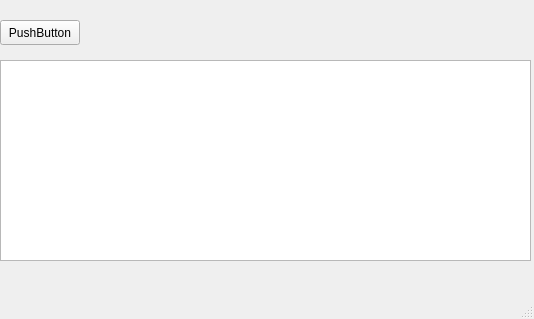
The window that form/ui/frmMain.ui (CcphAmy/wy-ocr) describes before a commit, drawn with Qt 5.
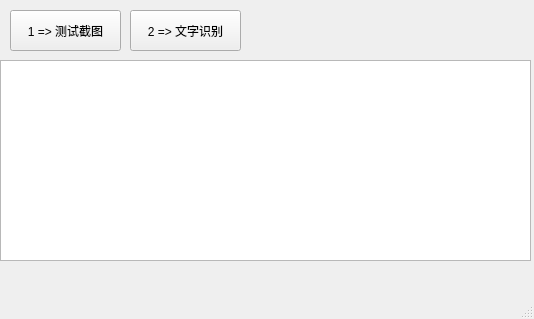
The same window after the commit.

```diff
--- a/form/ui/frmMain.ui
+++ b/form/ui/frmMain.ui
@@ -27,14 +27,27 @@
    <widget class="QPushButton" name="pushButton">
     <property name="geometry">
      <rect>
-      <x>0</x>
-      <y>20</y>
-      <width>80</width>
-      <height>25</height>
+      <x>10</x>
+      <y>10</y>
+      <width>111</width>
+      <height>41</height>
      </rect>
     </property>
     <property name="text">
-     <string>PushButton</string>
+     <string>1 =&gt; 测试截图</string>
+    </property>
+   </widget>
+   <widget class="QPushButton" name="btn_ocr">
+    <property name="geometry">
+     <rect>
+      <x>130</x>
+      <y>10</y>
+      <width>111</width>
+      <height>41</height>
+     </rect>
+    </property>
+    <property name="text">
+     <string>2 =&gt; 文字识别</string>
     </property>
    </widget>
   </widget>
```
Left out of the diff: 21 changed lines with no effect on the pictures.
